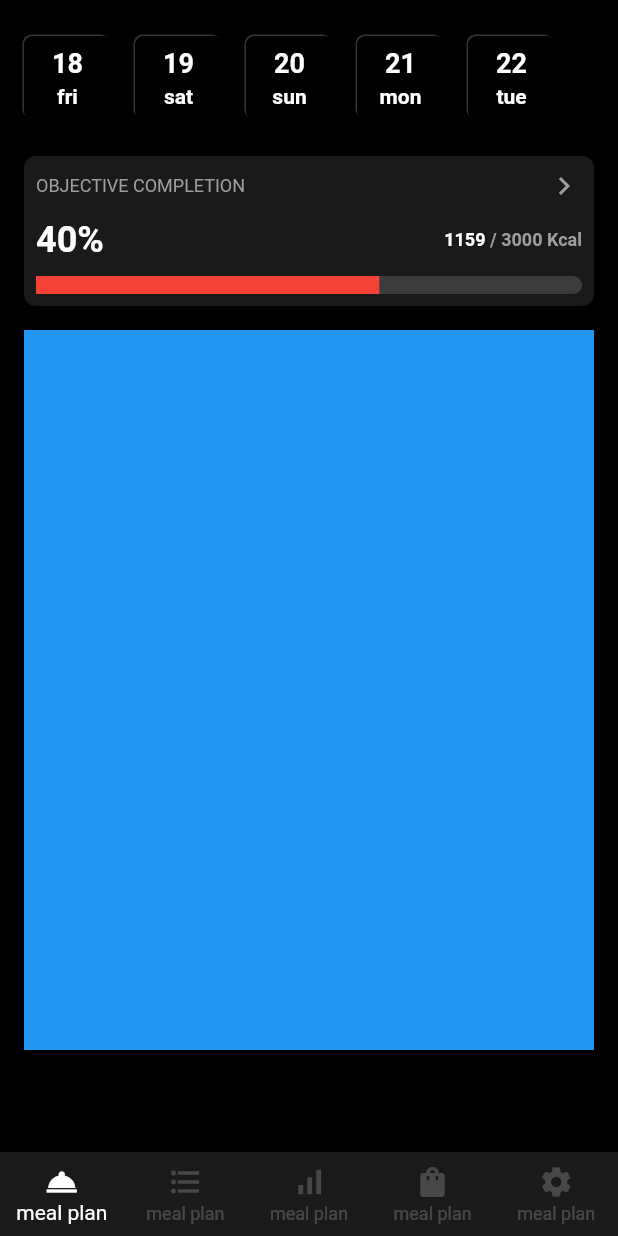
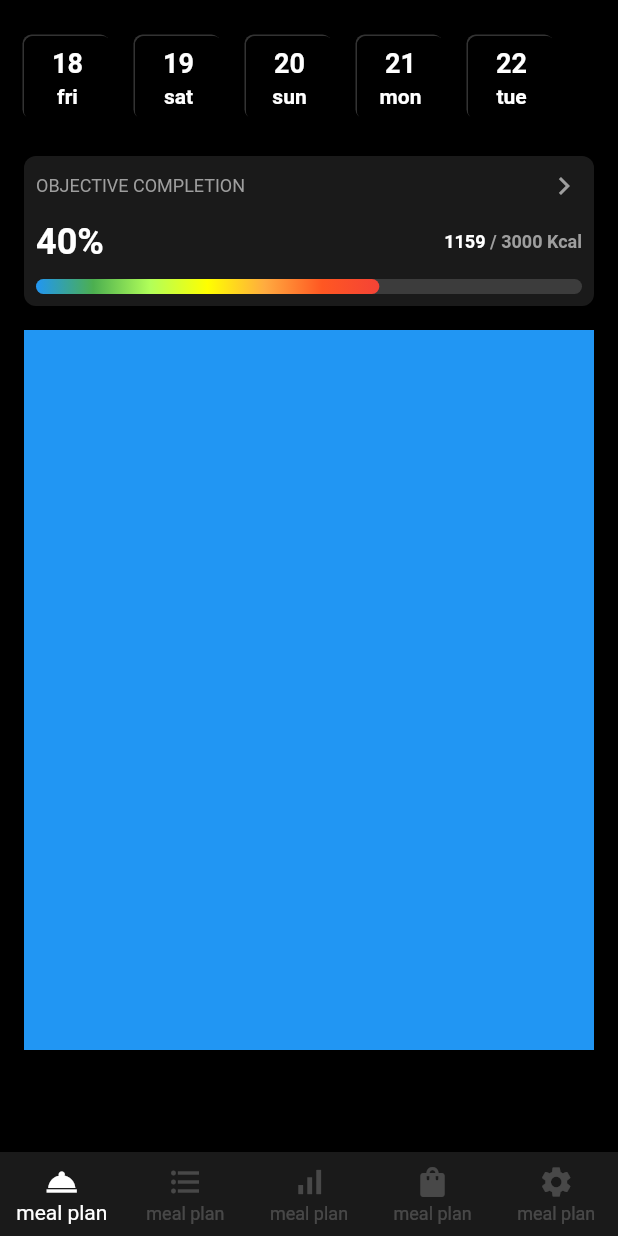
Before and after one commit to JAICHANGPARK/flutter_notebook_18th_story, a Flutter app: the screen it shows after launch, on a phone screen of 412 x 824 dp. Run offline on Flutter 3.47's test engine with Material 2 defaults, Android fonts, the phone set to English and light mode, and no system bars; our stand-ins replace cached_network_image, dotted_border, flutter_lorem, flutter_riverpod, flutter_svg, freezed_annotation and 4 more.

Commit message:
Update fitness_nutrition_main_page.dart

```diff
--- a/lib/ep1094_fitness_nutrition_app/src/ui/fitness_nutrition_main_page.dart
+++ b/lib/ep1094_fitness_nutrition_app/src/ui/fitness_nutrition_main_page.dart
@@ -165,7 +165,7 @@ class _FitnessNutritionMainPageState extends State<FitnessNutritionMainPage> {
                           ],
                         ),
                         Container(
-                          height: 12,
+                          height: 10,
                           width: double.infinity,
                           decoration: BoxDecoration(
                             color: Colors.white.withOpacity(0.15),
@@ -175,7 +175,22 @@ class _FitnessNutritionMainPageState extends State<FitnessNutritionMainPage> {
                             children: [
                               Container(
                                 width: MediaQuery.of(context).size.width / 1.8,
-                                decoration: BoxDecoration(color: Colors.red),
+                                decoration: BoxDecoration(
+                                  color: Colors.red,
+                                  borderRadius: BorderRadius.circular(8),
+                                  gradient: LinearGradient(
+                                    colors: [
+                                      Colors.blue,
+                                      Colors.green,
+                                      Colors.lightGreenAccent,
+                                      Colors.yellowAccent,
+                                      Colors.orangeAccent,
+                                      Colors.deepOrange,
+                                      Colors.red,
+
+                                    ],
+                                  ),
+                                ),
                               ),
                             ],
                           ),
```
